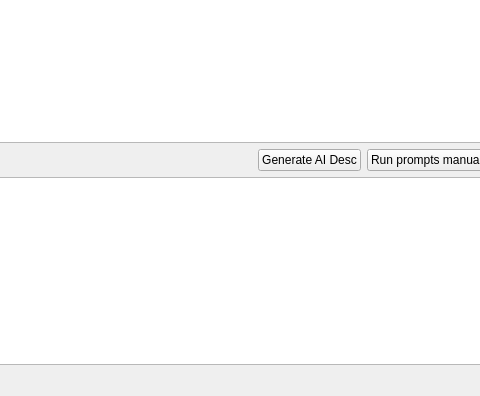
The window that gui/MainWindow.ui (icingerpower/AmazonTemplate2) describes before a commit, drawn with Qt 5; both pictures show x 602 to 1082 and y 555 to 951 of the 1204 by 951 pixel window.
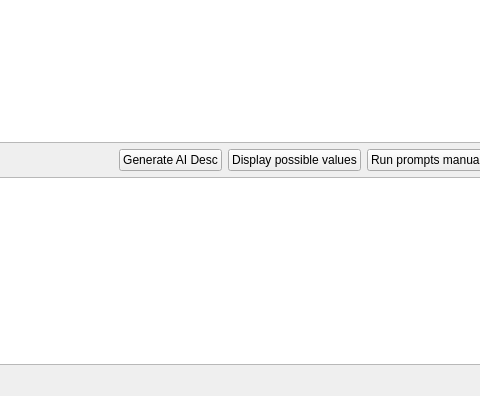
The same window after the commit.

The edit to the form file:
```diff
--- a/gui/MainWindow.ui
+++ b/gui/MainWindow.ui
@@ -165,6 +165,13 @@
           </property>
          </widget>
         </item>
+        <item>
+         <widget class="QPushButton" name="buttonDisplayPossibleValues">
+          <property name="text">
+           <string>Display possible values</string>
+          </property>
+         </widget>
+        </item>
         <item>
          <widget class="QPushButton" name="buttonRunPromptsManually">
           <property name="toolTip">
```
